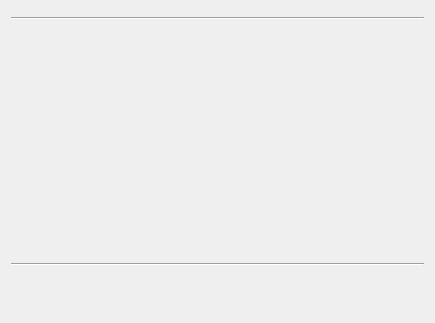
The window that src/airunner/widgets/layers/templates/layer_container.ui (Capsize-Games/airunner) describes before a commit, drawn with Qt 5.
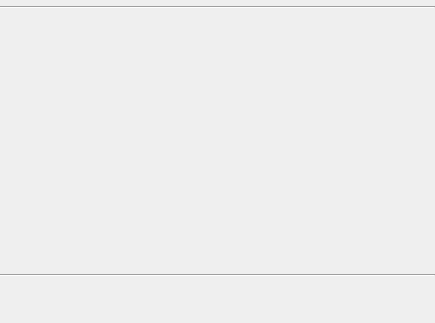
The same window after the commit. Icons and pictures are not drawn. Custom widgets are drawn as their Qt base class.

Commit message: layer creation and clearing fixes

```diff
--- a/src/airunner/widgets/layers/templates/layer_container.ui
+++ b/src/airunner/widgets/layers/templates/layer_container.ui
@@ -14,6 +14,18 @@
    <string>Form</string>
   </property>
   <layout class="QGridLayout" name="gridLayout">
+   <property name="leftMargin">
+    <number>0</number>
+   </property>
+   <property name="topMargin">
+    <number>0</number>
+   </property>
+   <property name="rightMargin">
+    <number>0</number>
+   </property>
+   <property name="bottomMargin">
+    <number>0</number>
+   </property>
    <item row="3" column="0">
     <widget class="Line" name="line">
      <property name="orientation">
@@ -277,8 +289,8 @@
        <rect>
         <x>0</x>
         <y>0</y>
-        <width>417</width>
-        <height>225</height>
+        <width>435</width>
+        <height>243</height>
        </rect>
       </property>
       <property name="sizePolicy">
```
Left out of the diff: 40 changed lines with no effect on the pictures. The commit also changes 5 other files.
